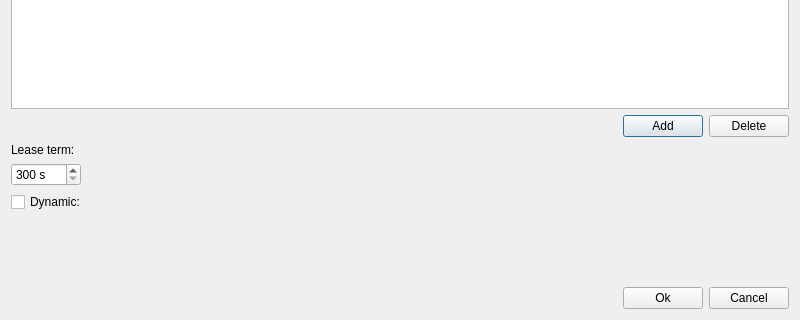
Before: the Qt Designer form src/forms/dhcpserverproperty.ui in Vortm4x/netemul, drawn with Qt 5; both pictures show x 0 to 800 and y 142 to 462 of the 800 by 462 pixel window.
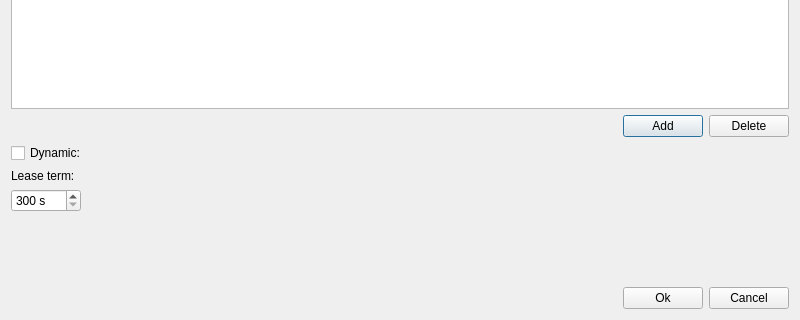
After: the same form once the commit is applied. Icons and pictures are not drawn. Custom widgets are drawn as their Qt base class.

Diff of the .ui file:
```diff
--- a/src/forms/dhcpserverproperty.ui
+++ b/src/forms/dhcpserverproperty.ui
@@ -116,6 +116,13 @@
      </item>
     </layout>
    </item>
+   <item>
+    <widget class="QCheckBox" name="cb_dynamic">
+     <property name="text">
+      <string>Dynamic:</string>
+     </property>
+    </widget>
+   </item>
    <item>
     <widget class="QLabel" name="label_2">
      <property name="text">
@@ -151,13 +158,6 @@
      </property>
     </widget>
    </item>
-   <item>
-    <widget class="QCheckBox" name="cb_dynamic">
-     <property name="text">
-      <string>Dynamic:</string>
-     </property>
-    </widget>
-   </item>
    <item>
     <layout class="QHBoxLayout" name="horizontalLayout_3">
      <item>
```
Left out of the diff: 16 changed lines with no effect on the pictures.
